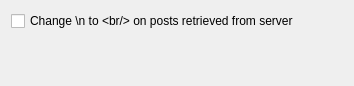
Above: blogilo/src/ui/advancedsettingsbase.ui from KDE/kdepim before the change. Below: the same form after it.
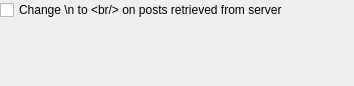
That is the form after the change.

Commit message: Remove margin in ui file too

The edit to the form file:
```diff
--- a/blogilo/src/ui/advancedsettingsbase.ui
+++ b/blogilo/src/ui/advancedsettingsbase.ui
@@ -9,7 +9,19 @@
     <height>86</height>
    </rect>
   </property>
-  <layout class="QVBoxLayout" name="verticalLayout" >
+  <layout class="QVBoxLayout" name="verticalLayout">
+   <property name="leftMargin">
+    <number>0</number>
+   </property>
+   <property name="topMargin">
+    <number>0</number>
+   </property>
+   <property name="rightMargin">
+    <number>0</number>
+   </property>
+   <property name="bottomMargin">
+    <number>0</number>
+   </property>
    <item>
     <widget class="QCheckBox" name="kcfg_changeNToBreak" >
      <property name="toolTip" >
```
Left out of the diff: 21 changed lines with no effect on the pictures. The commit also changes 4 other files.
